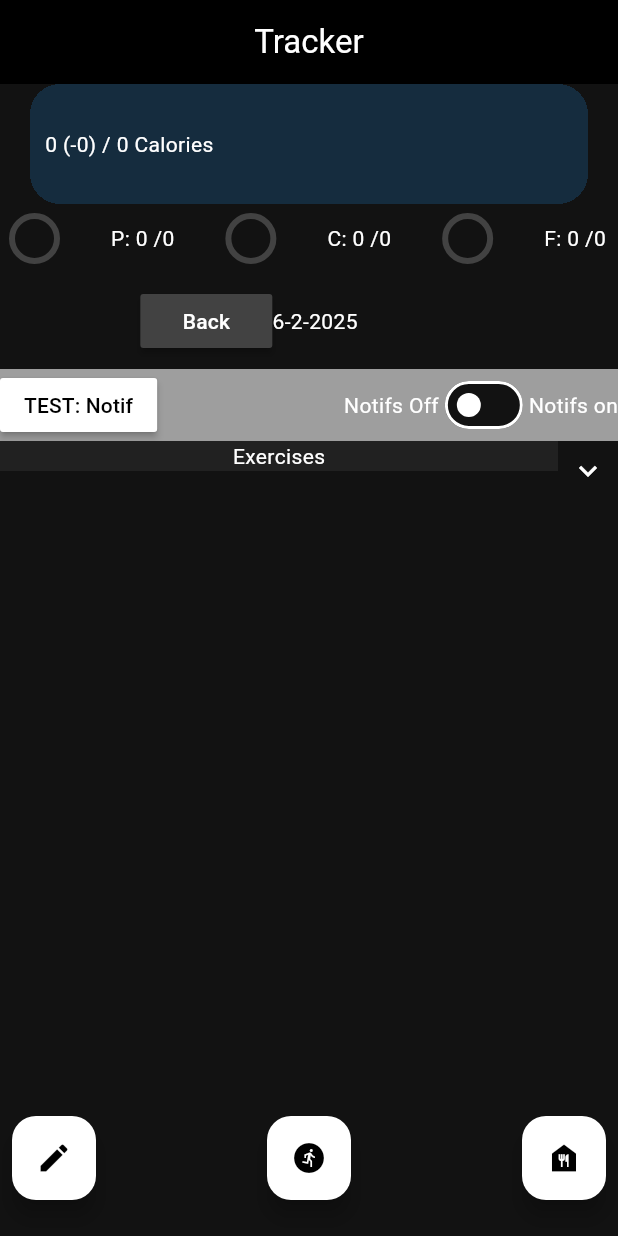
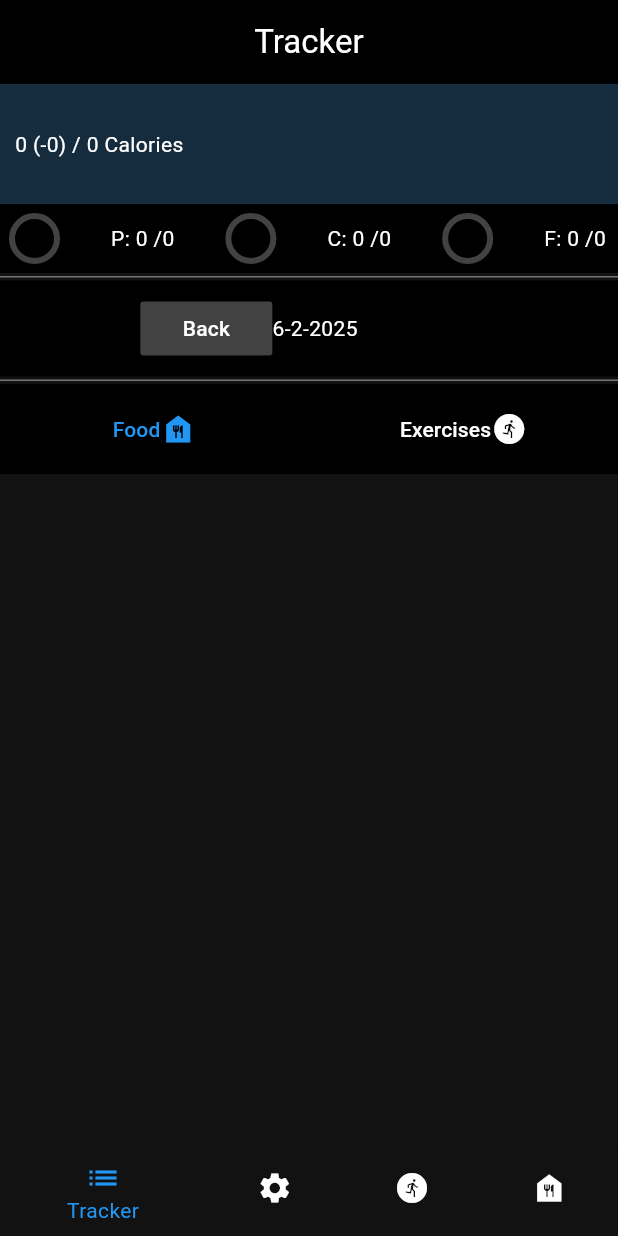
Before and after one commit to r2andrew/caloreasy, a Flutter app: the screen it shows after launch, on a phone screen of 412 x 824 dp. Run offline on Flutter 3.47's test engine with Material 3 defaults, Android fonts, the phone set to English and light mode, and no system bars; drawn by our look-alikes of expandable; our stand-ins replace flutter_local_notifications, flutter_slidable, hive, hive_flutter; missing offline and left inert: android_alarm_manager_plus, openfoodfacts; accounts and stored records are empty.

Commit message:
nav bar + some ui work on tracker page

```diff
--- a/lib/main.dart
+++ b/lib/main.dart
@@ -1,9 +1,11 @@
 import 'package:caloreasy/helpers/noti_service.dart';
+import 'package:caloreasy/pages/base_page.dart';
 import 'package:caloreasy/pages/tracker.dart';
 import 'package:flutter/material.dart';
 import 'package:hive/hive.dart';
 import 'package:hive_flutter/adapters.dart';
 import 'package:android_alarm_manager_plus/android_alarm_manager_plus.dart';
+import 'dart:io' show Platform;
 
 void main() async {
 
@@ -20,10 +22,12 @@ void main() async {
 
   WidgetsFlutterBinding.ensureInitialized();
 
-  // get notifications permission
+  // get notifications permission / init service
   NotiService().initNotification();
 
-  await AndroidAlarmManager.initialize();
+  // initialise Alarm (notif scheduler) service if on android
+  // debugging on linux crashes otherwise
+  if (Platform.isAndroid) await AndroidAlarmManager.initialize();
 
   runApp(const MyApp());
 }
@@ -40,7 +44,7 @@ class MyApp extends StatelessWidget {
         colorScheme: ColorScheme.highContrastDark(),
         useMaterial3: true,
       ),
-      home: TrackerPage(),
+      home: BasePage(),
     );
   }
 }
--- a/lib/pages/add_exercise.dart
+++ b/lib/pages/add_exercise.dart
@@ -4,10 +4,12 @@ import 'package:flutter/material.dart';
 class AddExercisePage extends StatefulWidget {
 
   String selectedDate;
+  Function goToTracker;
 
   AddExercisePage({
     super.key,
-    required this.selectedDate
+    required this.selectedDate,
+    required this.goToTracker
   });
 
   @override
@@ -23,7 +25,7 @@ class _AddExercisePageState extends State<AddExercisePage> {
 
   void submit() {
       db.addExerciseEntry(widget.selectedDate, exercise, minutes.toInt());
-      Navigator.of(context).pop();
+      widget.goToTracker();
   }
 
   @override
--- /dev/null
+++ b/lib/pages/base_page.dart
@@ -0,0 +1,91 @@
+import 'package:caloreasy/pages/add_exercise.dart';
+import 'package:caloreasy/pages/add_food.dart';
+import 'package:caloreasy/pages/preferences.dart';
+import 'package:caloreasy/pages/tracker.dart';
+import 'package:flutter/material.dart';
+
+class BasePage extends StatefulWidget {
+  const BasePage({super.key});
+
+  @override
+  State<BasePage> createState() => _BasePageState();
+}
+
+class _BasePageState extends State<BasePage> {
+
+  int _selectedIndex = 0;
+
+  DateTime selectedDate = DateTime.now()
+      .copyWith(hour: 0, minute: 0, second: 0, millisecond: 0, microsecond: 0);
+
+  void navigateBottomBar (int index) {
+    setState(() {
+      _selectedIndex = index;
+    });
+  }
+
+  void updateDate(DateTime changedDate) {
+    setState(() {
+      selectedDate = changedDate;
+    });
+  }
+
+  void goToTracker () {
+    print('updated');
+    setState(() {
+      _selectedIndex = 0;
+    });
+  }
+
+  Widget getPage (int index) {
+    switch (index) {
+      case 1:
+        return PreferencesPage(
+            selectedDate: selectedDate.toString(),
+            goToTracker: goToTracker
+        );
+      case 2:
+        return AddExercisePage(
+            selectedDate: selectedDate.toString(),
+            goToTracker: goToTracker
+        );
+      case 3:
+        return AddFoodPage(
+            selectedDate: selectedDate.toString()
+        );
+      default:
+        return TrackerPage(updateDate: updateDate, selectedDate: selectedDate);
+    }
+  }
+
+  @override
+  Widget build(BuildContext context) {
+    return Scaffold(
+      body: getPage(_selectedIndex),
+      bottomNavigationBar: BottomNavigationBar(
+          unselectedItemColor: Colors.white,
+          selectedItemColor: Colors.blue,
+          currentIndex: _selectedIndex,
+          onTap: navigateBottomBar,
+          items: [
+            BottomNavigationBarItem(
+                icon: Icon(Icons.list),
+                label: 'Tracker'
+            ),
+            BottomNavigationBarItem(
+                icon: Icon(Icons.settings),
+                label: 'Preferences'
+            ),
+            BottomNavigationBarItem(
+                icon: Icon(Icons.run_circle),
+                label: 'Add Exercise'
+            ),
+            BottomNavigationBarItem(
+                icon: Icon(Icons.food_bank),
+                label: 'Add Food'
+            ),
+          ]
+      ),
+    );
+  }
+}
--- a/lib/pages/preferences.dart
+++ b/lib/pages/preferences.dart
@@ -7,10 +7,12 @@ import '../components/tdee_dialog.dart';
 class PreferencesPage extends StatefulWidget {
 
   String selectedDate;
+  Function goToTracker;
 
   PreferencesPage({
     super.key,
-    required this.selectedDate
+    required this.selectedDate,
+    required this.goToTracker
   });
 
   @override
@@ -87,7 +89,7 @@ class _PreferencesPageState extends State<PreferencesPage> {
           };
           db.updatePreferences(widget.selectedDate, updatedPreferences);
 
-          Navigator.of(context).pop();
+          widget.goToTracker();
         }
   }
 
--- a/lib/pages/tracker.dart
+++ b/lib/pages/tracker.dart
@@ -1,29 +1,19 @@
-import 'package:android_alarm_manager_plus/android_alarm_manager_plus.dart';
 import 'package:caloreasy/components/grouped_foods.dart';
 import 'package:caloreasy/database/local_database.dart';
-import 'package:caloreasy/helpers/noti_service.dart';
-import 'package:caloreasy/pages/add_food.dart';
-import 'package:caloreasy/pages/preferences.dart';
-import 'package:expandable/expandable.dart';
 import 'package:flutter/material.dart';
 import 'package:flutter_slidable/flutter_slidable.dart';
 import 'package:openfoodfacts/openfoodfacts.dart';
-import 'add_exercise.dart';
-
-void sendNotification() async {
-
-  NotiService().initNotification();
-
-  LocalDatabase db = LocalDatabase();
-
-  // if no entries for todays date (checked at 5pm), send notification
-  if (!db.foodEntriesToday(DateTime.now().toString())) {
-    NotiService().showNotification(title: 'Add Foods!', body: "Don't forget to track your calories today!");
-  }
-}
 
 class TrackerPage extends StatefulWidget {
-  const TrackerPage({super.key});
+
+  Function updateDate;
+  DateTime selectedDate;
+
+  TrackerPage({
+    super.key,
+    required this.updateDate,
+    required this.selectedDate
+  });
 
   @override
   State<TrackerPage> createState() => _TrackerPageState();
@@ -31,14 +21,12 @@ class TrackerPage extends StatefulWidget {
 
 class _TrackerPageState extends State<TrackerPage> {
 
-  DateTime selectedDate = DateTime.now()
-      .copyWith(hour: 0, minute: 0, second: 0, millisecond: 0, microsecond: 0);
   DateTime todaysDate = DateTime.now()
       .copyWith(hour: 0, minute: 0, second: 0, millisecond: 0, microsecond: 0);
 
   LocalDatabase db = LocalDatabase();
 
-  bool exercisesView = false;
+  String tabSelection = 'food';
 
   bool notificationOn = false;
 
@@ -65,7 +53,7 @@ class _TrackerPageState extends State<TrackerPage> {
     var times = ['Morning', 'Afternoon', 'Evening'];
 
     for (var time in times) {
-      var foodList = db.getFoodEntriesForDate(selectedDate.toString())[time] ?? [];
+      var foodList = db.getFoodEntriesForDate(widget.selectedDate.toString())[time] ?? [];
       for (var food in foodList) {
         caloriesConsumed +=
             (food.nutriments!.getComputedKJ(PerSize.oneHundredGrams)! *
@@ -81,7 +69,7 @@ class _TrackerPageState extends State<TrackerPage> {
                 (int.parse(food.quantity!) / 100)).toInt();
       }
     }
-    var exerciseList = db.getExerciseEntriesForDate(selectedDate.toString());
+    var exerciseList = db.getExerciseEntriesForDate(widget.selectedDate.toString());
     for (var exercise in exerciseList) {
       caloriesBurned += exercise.calBurned;
     }
@@ -97,7 +85,7 @@ class _TrackerPageState extends State<TrackerPage> {
 
   List calcNutrientDelta(int nutrientConsumedToday, String nutrient) {
     double percentageFilled =
-    (nutrientConsumedToday / (db.getPreferences(selectedDate.toString())[nutrient]));
+    (nutrientConsumedToday / (db.getPreferences(widget.selectedDate.toString())[nutrient]));
 
     if (percentageFilled.isInfinite) {
       percentageFilled = 100;
@@ -114,9 +102,9 @@ class _TrackerPageState extends State<TrackerPage> {
   void changeSelectedDate(String direction) {
     setState(() {
       if (direction == "forward") {
-        selectedDate = selectedDate.add(Duration(days: 1));
+        widget.updateDate(widget.selectedDate.add(Duration(days: 1)));
       } else {
-        selectedDate = selectedDate.subtract(Duration(days: 1));
+        widget.updateDate(widget.selectedDate.subtract(Duration(days: 1)));
       }
       calcNutrientsConsumedToday();
     });
@@ -124,76 +112,24 @@ class _TrackerPageState extends State<TrackerPage> {
 
   void deleteFood (id) {
     setState(() {
-      db.deleteFoodEntry(selectedDate.toString(), id);
+      db.deleteFoodEntry(widget.selectedDate.toString(), id);
       calcNutrientsConsumedToday();
     });
   }
 
   void deleteExercise(index) {
     setState(() {
-      db.deleteExerciseEntry(selectedDate.toString(), index);
+      db.deleteExerciseEntry(widget.selectedDate.toString(), index);
     });
   }
 
-  // separate to widget to conditionally show functions only
-  // if selected date today
-  Widget _FloatingActionButtons () {
-    if (selectedDate != todaysDate) {
-      return Container();
-    } else {
-      return Padding(
-        padding: const EdgeInsets.all(8.0),
-        child: Row(
-          mainAxisAlignment: MainAxisAlignment.spaceBetween,
-          children: [
-
-            FloatingActionButton(
-              heroTag: 'Preferences',
-              backgroundColor: Colors.white,
-              onPressed: () => {
-                Navigator.push(context, MaterialPageRoute(
-                    builder: (context) => PreferencesPage(selectedDate: selectedDate.toString(),)
-                  // rebuild widget on return from adding
-                )).then((_) => setState(() {}))
-              },
-              child: Icon(Icons.edit, color: Colors.black,),
-            ),
-
-            FloatingActionButton(
-              heroTag: 'Exercise',
-              backgroundColor: Colors.white,
-              onPressed: () => {
-                Navigator.push(context, MaterialPageRoute(
-                    builder: (context) => AddExercisePage(selectedDate: selectedDate.toString(),)
-                  // rebuild widget on return from adding
-                )).then((_) => setState(() {calcNutrientsConsumedToday();}))
-              },
-              child: Icon(Icons.run_circle, color: Colors.black,),
-            ),
-
-            FloatingActionButton(
-              heroTag: 'Add',
-              backgroundColor: Colors.white,
-              onPressed: () => {
-                Navigator.push(context, MaterialPageRoute(
-                    builder: (context) => AddFoodPage(selectedDate: selectedDate.toString())
-                  // rebuild widget on return from adding
-                )).then((_) => setState(() {calcNutrientsConsumedToday();}))
-              },
-              child: Icon(Icons.food_bank, color: Colors.black,),
-            )
-
-          ],
-        ),
-      );
-    }
-  }
-
   Widget DateSelector () {
-    // only display forward option if selectedDate is before todaysDate
+    // only display forward option if widget.selectedDate is before todaysDate
     // (can't select future dates)
-    if (selectedDate.isBefore(todaysDate)) {
-      return Padding(
+    if (widget.selectedDate.isBefore(todaysDate)) {
+      return Container(
+        color: Colors.blue.withAlpha(50),
+        child: Padding(
           padding: const EdgeInsets.all(8.0),
           child: Row(
             mainAxisAlignment: MainAxisAlignment.center,
@@ -203,7 +139,7 @@ class _TrackerPageState extends State<TrackerPage> {
                 onPressed: () => changeSelectedDate("back"),
                 child: Text('Back'),
               ),
-            Text('${selectedDate.day}-${selectedDate.month}-${selectedDate
+              Text('${widget.selectedDate.day}-${widget.selectedDate.month}-${widget.selectedDate
                   .year}'),
               MaterialButton(
                 color: Colors.grey[800],
@@ -212,9 +148,12 @@ class _TrackerPageState extends State<TrackerPage> {
               )
             ],
           ),
+        ),
       );
     } else {
-      return Padding(
+      return Container(
+        color: Colors.black,
+        child: Padding(
           padding: const EdgeInsets.all(8.0),
           child: Row(
             mainAxisAlignment: MainAxisAlignment.center,
@@ -224,10 +163,68 @@ class _TrackerPageState extends State<TrackerPage> {
                 onPressed: () => changeSelectedDate("back"),
                 child: Text('Back'),
               ),
-            Text('${selectedDate.day}-${selectedDate.month}-${selectedDate
+              Text('${widget.selectedDate.day}-${widget.selectedDate.month}-${widget.selectedDate
                   .year}'),
               SizedBox(width: 80, height: 20)
             ],
+          ),
+        ),
+      );
+    }
+  }
+
+  Widget itemsView () {
+    if (tabSelection == 'food') {
+      return GroupedFoods(date: widget.selectedDate, deleteFunction: deleteFood);
+    } else {
+      return Container(
+        color: Colors.grey[800],
+        child: ListView.builder(
+            shrinkWrap: true,
+            itemCount: db.getExerciseEntriesForDate(widget.selectedDate.toString()).length,
+            itemBuilder: (context, index) {
+              return Container(
+                decoration: BoxDecoration(
+                  color: Colors.grey[800],
+                ),
+                child: Column(
+                  children: [
+                    Slidable(
+                      endActionPane: ActionPane(
+                          motion: StretchMotion(),
+                          children: [
+                            SlidableAction(
+                              onPressed: (context) => deleteExercise(index),
+                              icon: Icons.delete,
+                              backgroundColor: Colors.red,
+                            )
+                          ]
+                      ),
+                      child: Padding(
+                        padding: const EdgeInsets.all(8.0),
+                        child: Row(
+                          children: [
+                            Text('Name: ${db.getExerciseEntriesForDate(widget.selectedDate.toString())
+                            [index].name.toString()}'
+                                '\nDuration: ${db.getExerciseEntriesForDate(widget.selectedDate.toString())
+                            [index].duration.toString()} minutes'
+                                '\nCalories Burned: ${db.getExerciseEntriesForDate(widget.selectedDate.toString())
+                            [index].calBurned.toString()}'
+                            ),
+                          ],
+                        ),
+                      ),
+                    ),
+                    Divider(
+                      indent: 0,
+                      height: 5,
+                      thickness: 1,
+                      color: Colors.white,
+                    ),
+                  ],
+                ),
+              );
+            }
         ),
       );
     }
@@ -241,19 +238,13 @@ class _TrackerPageState extends State<TrackerPage> {
         backgroundColor: Colors.black,
       ),
 
-      floatingActionButtonLocation: FloatingActionButtonLocation.centerFloat,
-      floatingActionButton: _FloatingActionButtons(),
-
       body: SingleChildScrollView(
         child: Column(
           children: [
 
             Container(
               clipBehavior: Clip.hardEdge,
-              margin: const EdgeInsets.symmetric(horizontal: 20.0),
-              decoration: BoxDecoration(
-                borderRadius: BorderRadius.circular(20.0),
-              ),
+              decoration: BoxDecoration(),
               height: 80.0,
               width: double.infinity,
               child: Stack(
@@ -269,13 +260,15 @@ class _TrackerPageState extends State<TrackerPage> {
                   ),
                   Padding(
                     padding: EdgeInsets.symmetric(horizontal: 10.0),
-                    child: Text('${caloriesConsumedToday} (-${caloriesBurnedToday}) / ${db.getPreferences(selectedDate.toString())['calories']} Calories'),
+                    child: Text('${caloriesConsumedToday} (-${caloriesBurnedToday}) / ${db.getPreferences(widget.selectedDate.toString())['calories']} Calories'),
                   )
                 ],
               ),
             ),
 
-            Padding(
+            Container(
+              color: Colors.black,
+              child: Padding(
                 padding: const EdgeInsets.all(8.0),
                 child: Row(
                   mainAxisAlignment: MainAxisAlignment.spaceBetween,
@@ -291,7 +284,7 @@ class _TrackerPageState extends State<TrackerPage> {
                       ),
                     ),
                     Text('P: ${proteinConsumedToday} /'
-                      '${db.getPreferences(selectedDate.toString())['calories'].toString()}'
+                        '${db.getPreferences(widget.selectedDate.toString())['calories'].toString()}'
                     ),
 
                     SizedBox(
@@ -304,7 +297,7 @@ class _TrackerPageState extends State<TrackerPage> {
                       ),
                     ),
                     Text('C: ${carbsConsumedToday} /'
-                      '${db.getPreferences(selectedDate.toString())['carbs'].toString()}'
+                        '${db.getPreferences(widget.selectedDate.toString())['carbs'].toString()}'
                     ),
 
                     SizedBox(
@@ -317,106 +310,100 @@ class _TrackerPageState extends State<TrackerPage> {
                       ),
                     ),
                     Text('F: ${fatConsumedToday} /'
-                      '${db.getPreferences(selectedDate.toString())['fat'].toString()}'
+                        '${db.getPreferences(widget.selectedDate.toString())['fat'].toString()}'
+                    )
+                  ],
+                ),
+              ),
+            ),
+
+            Divider(height: 5, thickness: 1, color: Colors.grey[600],),
+
+            DateSelector(),
+
+            Divider(height: 5, thickness: 1, color: Colors.grey[600],),
+
+            // TODO: notification testing
+            // Container(
+            //   color: Colors.grey,
+            //   child: Row(
+            //     mainAxisAlignment: MainAxisAlignment.spaceBetween,
+            //     children: [
+            //       MaterialButton(
+            //         color: Colors.white,
+            //         textColor: Colors.black,
+            //         onPressed: () => NotiService().showNotification(title: 'Title', body: 'Body'),
+            //         child: Text('TEST: Notif'),
+            //       ),
+            //       Row(
+            //         children: [
+            //           Text('Notifs Off'),
+            //           Switch(
+            //             value: notificationOn,
+            //             onChanged: (value) {
+            //               setState(() {
+            //                 notificationOn = value;
+            //               });
+            //               if (notificationOn == true) {
+            //                 AndroidAlarmManager.periodic(const Duration(days: 1), 0, () => NotiService.scheduledNotification(),
+            //                     startAt: todaysDate.copyWith(hour: 17), allowWhileIdle: true, wakeup: true, rescheduleOnReboot: true)
+            //                     .then((value) => print('Alarm Timer Started = $value'));
+            //               } else {
+            //                 AndroidAlarmManager.cancel(0).then((value) => print('Alarm Timer Canceled = $value'));
+            //               }
+            //             },
+            //           ),
+            //           Text('Notifs on'),
+            //         ],
+            //       ),
+            //     ],
+            //   ),
+            // ),
+
+            Container(
+              color: Colors.black,
+              child:
+              Row(
+                mainAxisAlignment: MainAxisAlignment.spaceEvenly,
+                children: [
+                  Expanded(
+                      child: MaterialButton(
+                        // (selected == 'food') ? blue : white
+                          textColor: (tabSelection == 'food') ? Colors.blue : Colors.white,
+                          height: 60,
+                          onPressed: () => setState(() {
+                            tabSelection = 'food';
+                          }),
+                          child: Row(
+                            mainAxisAlignment: MainAxisAlignment.center,
+                            children: [
+                              Text('Food'),
+                              Icon(Icons.food_bank)
+                            ],
+                          ),
+                      )
+                  ),
+                  Expanded(
+                      child: MaterialButton(
+                        textColor: (tabSelection == 'exercise') ? Colors.blue : Colors.white,
+                        height: 60,
+                        onPressed: () => setState(() {
+                          tabSelection = 'exercise';
+                        }),
+                        child: Row(
+                          mainAxisAlignment: MainAxisAlignment.center,
+                          children: [
+                            Text('Exercises'),
+                            Icon(Icons.run_circle)
+                          ],
+                        ),
+                      )
                   )
                 ],
               ),
             ),
 
-            DateSelector(),
-
-            // TODO: notification testing
-            Container(
-              color: Colors.grey,
-              child: Row(
-                mainAxisAlignment: MainAxisAlignment.spaceBetween,
-                children: [
-                  MaterialButton(
-                    color: Colors.white,
-                    textColor: Colors.black,
-                    onPressed: () => NotiService().showNotification(title: 'Title', body: 'Body'),
-                    child: Text('TEST: Notif'),
-                  ),
-                  Row(
-                    children: [
-                      Text('Notifs Off'),
-                      Switch(
-                        value: notificationOn,
-                        onChanged: (value) {
-                          setState(() {
-                            notificationOn = value;
-                          });
-                          if (notificationOn == true) {
-                            AndroidAlarmManager.periodic(const Duration(days: 1), 0, sendNotification,
-                                startAt: todaysDate.copyWith(hour: 17), allowWhileIdle: true, wakeup: true, rescheduleOnReboot: true)
-                                .then((value) => print('Alarm Timer Started = $value'));
-                          } else {
-                            AndroidAlarmManager.cancel(0).then((value) => print('Alarm Timer Canceled = $value'));
-                          }
-                        },
-                      ),
-                      Text('Notifs on'),
-                    ],
-                  ),
-                ],
-              ),
-            ),
-
-            ExpandablePanel(
-                theme: ExpandableThemeData(
-                  iconColor: Colors.white
-                ),
-                header: Container(
-                    color: Colors.grey[900],
-                    child: Center(child: Text('Exercises'))
-                ),
-                collapsed: Text(''),
-                expanded: ListView.builder(
-                    shrinkWrap: true,
-                    itemCount: db.getExerciseEntriesForDate(selectedDate.toString()).length,
-                    itemBuilder: (context, index) {
-                      // return Text(db.getExerciseEntriesForDate(selectedDate.toString()).toString());
-                      return Container(
-                        padding: EdgeInsets.all(8.0),
-                        decoration: BoxDecoration(
-                            color: Colors.grey[800],
-                            borderRadius: BorderRadius.circular(20)
-                        ),
-                        child:
-                        Slidable(
-                          endActionPane: ActionPane(
-                              motion: StretchMotion(),
-                              children: [
-                                SlidableAction(
-                                  onPressed: (context) => deleteExercise(index),
-                                  icon: Icons.delete,
-                                )
-                              ]
-                          ),
-                          child: Row(
-                            children: [
-                              Text('Name: ${db.getExerciseEntriesForDate(selectedDate.toString())
-                                  [index].name.toString()}'
-                                  '\nDuration: ${db.getExerciseEntriesForDate(selectedDate.toString())
-                                  [index].duration.toString()} minutes'
-                                  '\nCalories Burned: ${db.getExerciseEntriesForDate(selectedDate.toString())
-                                  [index].calBurned.toString()}'
-                              )
-                            ],
-                          ),
-                        ),
-                      );
-                    }
-                ),
-            ),
-
-            GroupedFoods(time: 'Morning',
-                date: selectedDate, deleteFunction: deleteFood),
-            GroupedFoods(time: 'Afternoon',
-                date: selectedDate, deleteFunction: deleteFood,),
-            GroupedFoods(time: 'Evening',
-                date: selectedDate, deleteFunction: deleteFood,)
-
+            itemsView(),
           ],
         ),
       ),
```
Also changed, not shown: lib/components/grouped_foods.dart (+16 -9 lines), lib/helpers/noti_service.dart (+12 -0 lines). Lines whose indentation alone changed are shown as unchanged.
